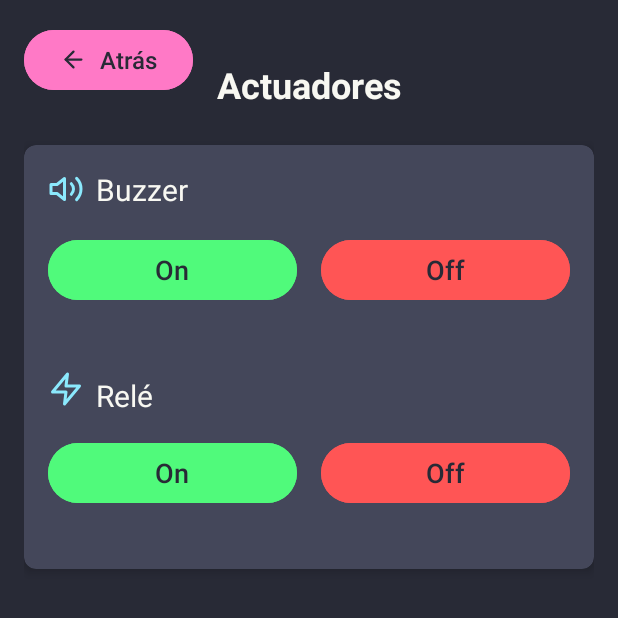
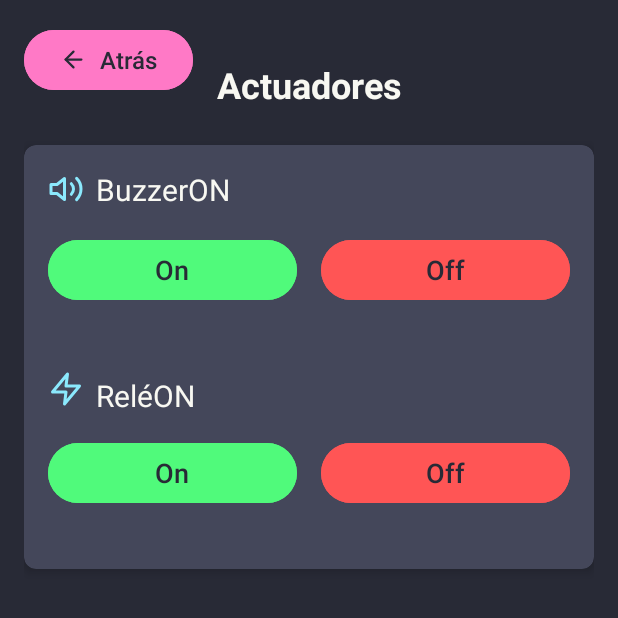
Before and after one commit to gdaunlam/SOA-2024-C2, an Android app: the screen it shows after launch (Actuadores), after a tap on "Ir a actuadores", on a phone screen of 412 x 824 dp, the top half of it. Run offline under Robolectric (Android 15) with nearby library versions, the light colour scheme and no system bars; libraries missing offline, so code that uses them is left out: org.eclipse.paho; 2 statements that could not run were skipped.

Commit message:
Estado de los actuadores agregados. Logica para actualizar el estado de los actuadores segun el evento que llegue

```diff
--- a/AppSOA2024/app/src/main/java/com/example/appsoa2024/Actuadores.java
+++ b/AppSOA2024/app/src/main/java/com/example/appsoa2024/Actuadores.java
@@ -1,6 +1,11 @@
 package com.example.appsoa2024;
 
 import androidx.appcompat.app.AppCompatActivity;
+
+import android.content.BroadcastReceiver;
+import android.content.Context;
+import android.content.Intent;
+import android.content.IntentFilter;
 import android.os.Bundle;
 import android.view.View;
 import android.widget.Button;
@@ -13,8 +18,8 @@ import android.hardware.SensorManager;
 import android.media.MediaPlayer;
 import android.media.MediaPlayer.OnPreparedListener;
 import android.util.Log;
-
-import org.eclipse.paho.client.mqttv3.MqttException;
+import android.widget.TextView;
+import android.widget.Toast;
 
 public class Actuadores extends AppCompatActivity implements SensorEventListener {
 
@@ -22,6 +27,17 @@ public class Actuadores extends AppCompatActivity implements SensorEventListener
     private MediaPlayer mplayer;
     private SensorManager sensor;
     private MqttHandler mqttHandler;
+    private boolean boolRelayOn = false;
+    private boolean boolBuzzerOn = false;
+    private ReceptorEventoActuador receiverEventoActuador = new ReceptorEventoActuador();
+    private TextView tvBuzzerStatus;
+    private TextView tvRelayStatus;
+    private Button btnReleOn;
+    private Button btnReleOff;
+    private Button btnBuzzerOn;
+    private Button btnBuzzerOff;
+    public IntentFilter filterReceive;
+
 
     @Override
     protected void onCreate(Bundle savedInstanceState) {
@@ -53,45 +69,62 @@ public class Actuadores extends AppCompatActivity implements SensorEventListener
         });
 
         // Configurar los botones del Buzzer
-        Button btnBuzzerOn = findViewById(R.id.btnBuzzerOn);
+        btnBuzzerOn = findViewById(R.id.btnBuzzerOn);
+        btnBuzzerOff = findViewById(R.id.btnBuzzerOff);
+
         btnBuzzerOn.setOnClickListener(new View.OnClickListener() {
             @Override
             public void onClick(View v) {
                 // Lógica para encender el buzzer
                 publishMessage(mqttHandler.TOPIC_BUZZER_MUTE,"FALSE");
+                btnBuzzerOn.setEnabled(false);
+                btnBuzzerOff.setEnabled(true);
             }
         });
 
-        Button btnBuzzerOff = findViewById(R.id.btnBuzzerOff);
         btnBuzzerOff.setOnClickListener(new View.OnClickListener() {
             @Override
             public void onClick(View v) {
                 // Lógica para apagar el buzzer
                 publishMessage(mqttHandler.TOPIC_BUZZER_MUTE,"TRUE");
+                btnBuzzerOn.setEnabled(false);
+                btnBuzzerOff.setEnabled(false);
             }
         });
 
         // Configurar los botones del Relé
-        Button btnReleOn = findViewById(R.id.btnReleOn);
+        btnReleOn = findViewById(R.id.btnReleOn);
+        btnReleOff = findViewById(R.id.btnReleOff);
+
         btnReleOn.setOnClickListener(new View.OnClickListener() {
             @Override
             public void onClick(View v) {
                 // Lógica para encender el relé
                 publishMessage(mqttHandler.TOPIC_RELAY_MUTE,"FALSE");
+                btnReleOn.setEnabled(false);
+                btnReleOff.setEnabled(true);
             }
         });
 
-        Button btnReleOff = findViewById(R.id.btnReleOff);
         btnReleOff.setOnClickListener(new View.OnClickListener() {
             @Override
             public void onClick(View v) {
                 // Lógica para apagar el relé
                 publishMessage(mqttHandler.TOPIC_RELAY_MUTE,"TRUE");
+                btnReleOn.setEnabled(true);
+                btnReleOff.setEnabled(false);
             }
         });
+
+
+
+        tvBuzzerStatus = findViewById(R.id.tvBuzzerState);
+        tvRelayStatus = findViewById(R.id.tvReleState);
+
         //Crear instancia MQTT y suscripcion de los topicos
         mqttHandler = new MqttHandler(getApplicationContext());
         connect();
+        configureBroadcastReceiver();
     }
 
     @Override
@@ -126,6 +159,7 @@ public class Actuadores extends AppCompatActivity implements SensorEventListener
             mplayer = null;
         }
         unregisterSenser();
+        unregisterReceiver(receiverEventoActuador);
         super.onDestroy();
     }
 
@@ -162,6 +196,8 @@ public class Actuadores extends AppCompatActivity implements SensorEventListener
     {
         subscribeToTopic(MqttHandler.TOPIC_RELAY_MUTE);
         subscribeToTopic(MqttHandler.TOPIC_BUZZER_MUTE);
+        subscribeToTopic(MqttHandler.TOPIC_ACTUATOR_BUZZER_STATE);
+        subscribeToTopic(MqttHandler.TOPIC_ACTUATOR_RELAY_STATE);
     }
     private void publishMessage(String topic, String message){
         //Toast.makeText(this, "Publishing message: " + message + "; Topico: " + topic, Toast.LENGTH_SHORT).show();
@@ -176,4 +212,66 @@ public class Actuadores extends AppCompatActivity implements SensorEventListener
         sensor.unregisterListener(this);
     }
 
+    private void configureBroadcastReceiver() {
+        filterReceive = new IntentFilter(MqttHandler.ACTION_EVENTS_ACTUATOR_STATUS);
+
+        filterReceive.addCategory(Intent.CATEGORY_DEFAULT);
+        registerReceiver(receiverEventoActuador, filterReceive);
+    }
+
+    private void cambiarEstadoBuzzer(String value){
+        if(value.equals("TRUE")) {
+            if(!boolBuzzerOn) { //Si llegó un evento diciendo que esta prendido, y en la app no lo esta, cambiarlo
+                tvRelayStatus.setText("Encendido");
+                boolBuzzerOn = true;
+                btnReleOff.setEnabled(true);
+                btnReleOn.setEnabled(false);
+            }
+        } else {
+            if(boolBuzzerOn) { //Si llegó un evento diciendo que esta apagado, y en la app esta prendido, cambiarlo
+                tvRelayStatus.setText("Apagado");
+                boolBuzzerOn = false;
+                btnReleOff.setEnabled(false);
+                btnReleOn.setEnabled(false);
+            }
+        }
+    }
+
+    private void cambiarEstadoRelay(String value){
+        if(value.equals("TRUE")) {
+            if(!boolBuzzerOn) { //Si llegó un evento diciendo que esta prendido, y en la app no lo esta, cambiarlo
+                tvBuzzerStatus.setText("Encendido");
+                boolBuzzerOn = true;
+                btnBuzzerOff.setEnabled(true);
+                btnBuzzerOn.setEnabled(false);
+            }
+        } else {
+            if(boolBuzzerOn) { //Si llegó un evento diciendo que esta apagado, y en la app esta prendido, cambiarlo
+                tvBuzzerStatus.setText("Apagado");
+                boolBuzzerOn = false;
+                btnBuzzerOff.setEnabled(false);
+                btnBuzzerOn.setEnabled(false);
+            }
+        }
+    }
+
+    private class ReceptorEventoActuador extends BroadcastReceiver {
+        public void onReceive(Context context, Intent intent) {
+            String actuatorName = intent.getExtras().keySet().toString();
+            String value = intent.getStringExtra(actuatorName);
+            switch(actuatorName){
+                case "BUZZER":
+                    cambiarEstadoBuzzer(value);
+                    break;
+                case "RELAY":
+                    cambiarEstadoRelay(value);
+                    break;
+                default:
+                    //do nothing...
+            }
+
+
+        }
+    }
+
 }
--- a/AppSOA2024/app/src/main/java/com/example/appsoa2024/MainActivity.java
+++ b/AppSOA2024/app/src/main/java/com/example/appsoa2024/MainActivity.java
@@ -68,6 +68,7 @@ public class MainActivity extends AppCompatActivity {
             public void onClick(View v) {
                 Intent intent = new Intent(MainActivity.this, Actuadores.class);
                 startActivity(intent);
+
             }
         });
 
@@ -149,7 +150,7 @@ public class MainActivity extends AppCompatActivity {
         }
     }
 
-    public class ReceptorEventos extends BroadcastReceiver {
+    private class ReceptorEventos extends BroadcastReceiver {
         public void onReceive(Context context, Intent intent) {
             //Solamente me interesa reportar el cambio de estado.
             if(intent.hasExtra("STATE")){
@@ -162,7 +163,7 @@ public class MainActivity extends AppCompatActivity {
 
     }
 
-    public class ReceptorValoresSensores extends BroadcastReceiver {
+    private class ReceptorValoresSensores extends BroadcastReceiver {
         public void onReceive(Context context, Intent intent) {
             //Leo todos los extras del intent en un for each
             runOnUiThread(() -> {
@@ -201,4 +202,9 @@ public class MainActivity extends AppCompatActivity {
 
     }
 
+    private void publishMessage(String topic, String message){
+        //Toast.makeText(this, "Publishing message: " + message + "; Topico: " + topic, Toast.LENGTH_SHORT).show();
+        mqttHandler.publish(topic,message);
+    }
+
 }
--- a/AppSOA2024/app/src/main/java/com/example/appsoa2024/MqttHandler.java
+++ b/AppSOA2024/app/src/main/java/com/example/appsoa2024/MqttHandler.java
@@ -31,10 +31,14 @@ public class MqttHandler implements MqttCallback {
     public static final String TOPIC_BUZZER_MUTE = "/abscgwrrrt22/actuators/mute/buzzer";
     public static final String TOPIC_SENSORS_EVENTS = "/abscgwrrrt22/sensors/events";
     public static final String TOPIC_SENSORS_VALUES = "/abscgwrrrt22/sensors/values";
+    public static final String TOPIC_ACTUATOR_RELAY_STATE = "/abscgwrrrt22/actuators/status/relay";
+    public static final String TOPIC_ACTUATOR_BUZZER_STATE = "/abscgwrrrt22/actuators/status/buzzer";
+
     public static final String ACTION_EVENTS_RECEIVE ="com.example.intentservice.intent.action.EVENTS_RECEIVE";
     public static final String ACTION_CONNECTION_LOST ="com.example.intentservice.intent.action.CONNECTION_LOST";
     public static final String ACTION_VALUES_RECEIVE = "com.example.intentservice.intent.action.VALUES_RECEIVE";
-    private static final Hashtable<String, String> dictEstados = new Hashtable<String, String>() {{
+    public static final String ACTION_EVENTS_ACTUATOR_STATUS = "com.example.intentservice.intent.action.ACTUATOR.STATUS";
+     private static final Hashtable<String, String> dictEstados = new Hashtable<String, String>() {{
         put("1", "LOW");
         put("2", "MEDIUM");
         put("3", "HIGH");
@@ -126,6 +130,14 @@ public class MqttHandler implements MqttCallback {
                 String valueEvent = messageMqtt.substring(messageMqtt.indexOf("=") + 1);
                 i.putExtra(key,valueEvent);
                 break;
+            case TOPIC_ACTUATOR_BUZZER_STATE:
+                i = new Intent(ACTION_EVENTS_ACTUATOR_STATUS);
+                i.putExtra("BUZZER",messageMqtt);
+                break;
+            case TOPIC_ACTUATOR_RELAY_STATE:
+                i = new Intent(ACTION_EVENTS_ACTUATOR_STATUS);
+                i.putExtra("RELAY",messageMqtt);
+                break;
             default:
                 System.out.println("Error topic desconocido.");
                 break;
--- a/AppSOA2024/app/src/main/res/layout/activity_actuadores.xml
+++ b/AppSOA2024/app/src/main/res/layout/activity_actuadores.xml
@@ -72,6 +72,16 @@
                     android:text="Buzzer"
                     android:textSize="20sp"
                     android:textColor="#f8f8f2"/>
+
+                <TextView
+                    android:id="@+id/tvBuzzerState"
+                    android:layout_width="83dp"
+                    android:layout_height="match_parent"
+                    android:layout_weight="1"
+                    android:text="ON"
+                    android:textColor="#f8f8f2"
+                    android:textSize="20sp" />
+
             </LinearLayout>
 
             <LinearLayout
@@ -126,6 +136,17 @@
                         android:textSize="20sp"
                         android:textColor="#f8f8f2"
                         android:layout_marginBottom="16dp"/>
+
+                <TextView
+                    android:id="@+id/tvReleState"
+                    android:layout_width="wrap_content"
+                    android:layout_height="wrap_content"
+                    android:layout_marginTop="20dp"
+                    android:layout_marginBottom="16dp"
+                    android:layout_weight="1"
+                    android:text="ON"
+                    android:textColor="#f8f8f2"
+                    android:textSize="20sp" />
             </LinearLayout>
 
             <LinearLayout
```
Also changed, not shown: 3 other files.
